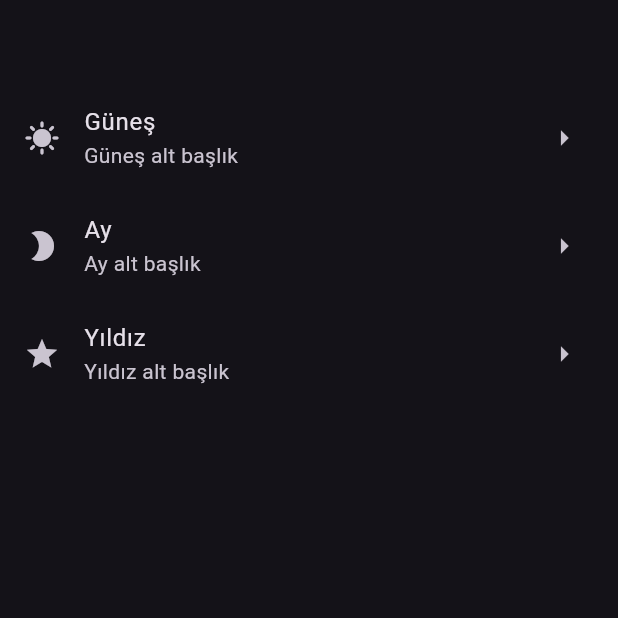
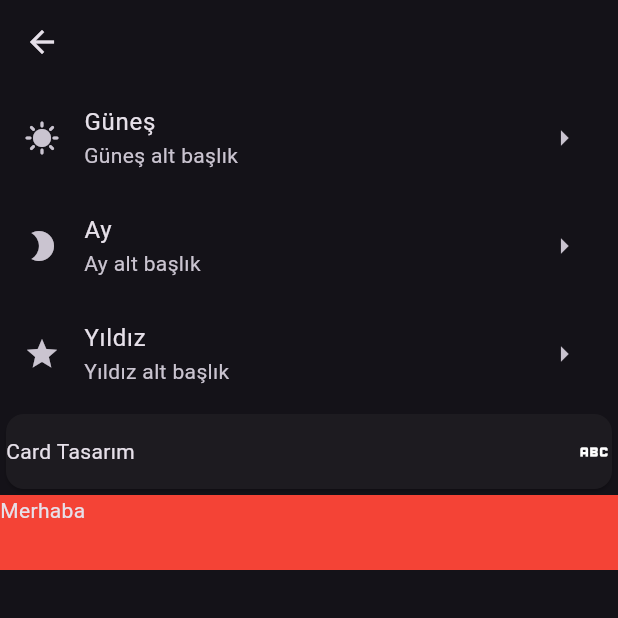
Before and after one commit to ozcann159/flutter_tricks, a Flutter app: the ListViewLearn screen opened directly, on a phone screen of 412 x 824 dp, the top half of it. Run offline on Flutter 3.47's test engine with Material 3 defaults, Android fonts, the phone set to English and light mode, and no system bars; our stand-ins replace dio.

Commit message:
Listview,gridview widget

```diff
--- a/lib/101/sabit_listview.dart
+++ b/lib/101/sabit_listview.dart
@@ -41,6 +41,35 @@
               print("Yıldız Tıklandı");
             },
           ),
+          GestureDetector(
+            onTap: () {
+              print('Card Tıklandı');
+            },
+            child: const Card(
+              child: SizedBox(
+                height: 50,
+                child: Row(
+                  children: [
+                    Text('Card Tasarım'),
+                    Spacer(),
+                    Icon(
+                      Icons.abc,
+                    ),
+                  ],
+                ),
+              ),
+            ),
+          ),
+          GestureDetector(
+            onTap: () {
+              print('Container Tıklandı');
+            },
+            child: Container(
+              height: 50,
+              color: Colors.red,
+              child: Text('Merhaba'),
+            ),
+          )
         ],
       ),
     );
--- a/lib/main.dart
+++ b/lib/main.dart
@@ -2,7 +2,9 @@
 import 'package:flutter_tricks/101/color.dart';
 import 'package:flutter_tricks/101/icon_learn.dart';
 import 'package:flutter_tricks/101/list_view_builder.dart';
+import 'package:flutter_tricks/101/listview_builder_dinamik.dart';
 import 'package:flutter_tricks/101/navigation_lear.dart';
+import 'package:flutter_tricks/101/sabit_gridview.dart';
 import 'package:flutter_tricks/101/sabit_listview.dart';
 import 'package:flutter_tricks/202/model_learn_view.dart';
 import 'package:flutter_tricks/202/service/service_learn_view.dart';
@@ -27,7 +29,7 @@
         unselectedLabelColor: Colors.green,
         indicatorColor: Colors.amber,
       )),
-      home:  ListViewLearn(),
+      home:  ListViewLearnDinamik(),
     );
   }
 }
```
Also changed, not shown: lib/101/listview_builder_dinamik.dart (added, +43 -0 lines), lib/101/sabit_gridview.dart (added, +60 -0 lines).
